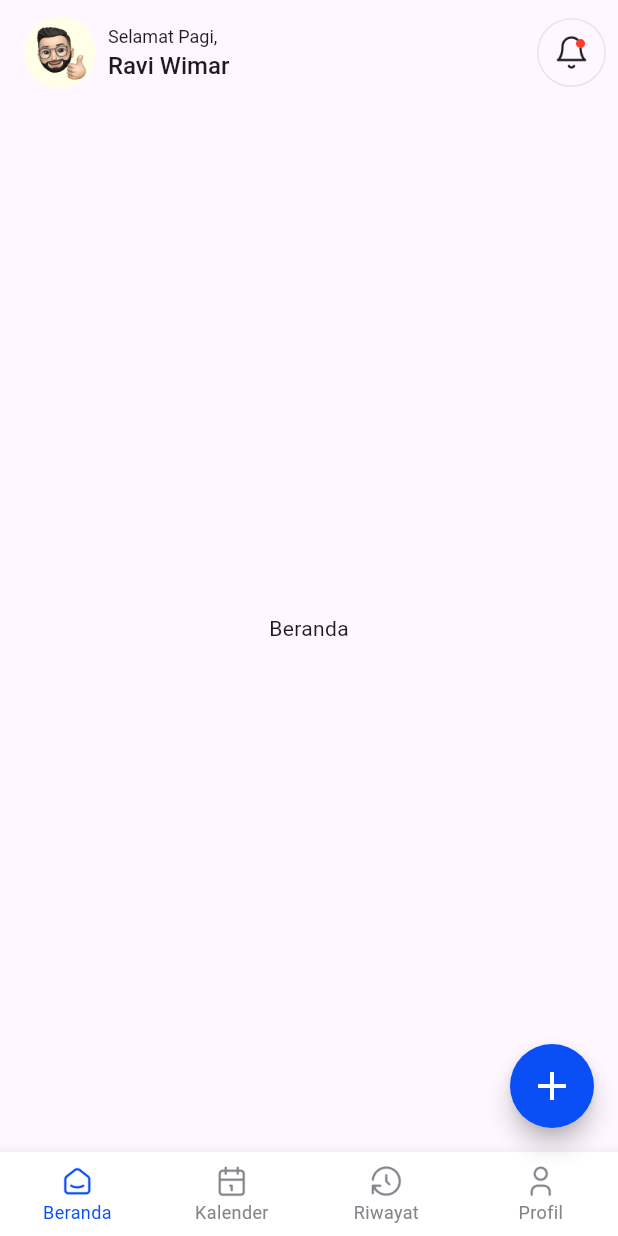
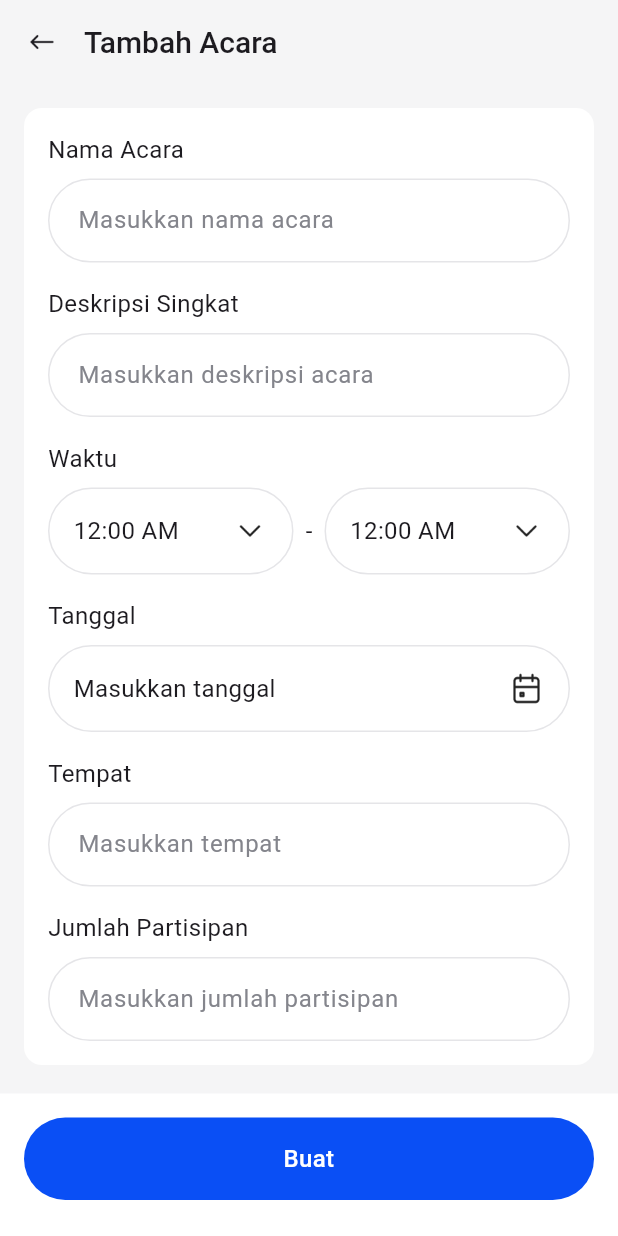
Before and after one commit to ChamillatulLuqianaAgustin/face_count, a Flutter app: the screen it shows after launch, after a tap on the "add" icon, on a phone screen of 412 x 824 dp. Run offline on Flutter 3.47's test engine with Material 3 defaults, Android fonts, the phone set to English and light mode, and no system bars; Roboto replaces fonts that are missing (SFProDisplay).

Commit message:
feat: add homepage content, add event content, event card

```diff
--- a/lib/configs/theme.dart
+++ b/lib/configs/theme.dart
@@ -1,18 +1,18 @@
 import 'package:flutter/material.dart';
 
-const regularTS = TextStyle(
+const TextStyle regularTS = TextStyle(
   fontFamily: 'SFProDisplay',
   fontWeight: FontWeight.w400,
 );
-const mediumTS = TextStyle(
+const TextStyle mediumTS = TextStyle(
   fontFamily: 'SFProDisplay',
   fontWeight: FontWeight.w500,
 );
-const semiboldTS = TextStyle(
+const TextStyle semiboldTS = TextStyle(
   fontFamily: 'SFProDisplay',
   fontWeight: FontWeight.w600,
 );
-const boldTS = TextStyle(
+const TextStyle boldTS = TextStyle(
   fontFamily: 'SFProDisplay',
   fontWeight: FontWeight.w700,
 );
--- /dev/null
+++ b/lib/features/acara/tambah_acara.dart
@@ -0,0 +1,184 @@
+import 'package:face_count/widgets/custom_button.dart';
+import 'package:flutter/material.dart';
+
+import '../../configs/theme.dart';
+import '../../widgets/custom_textfield.dart';
+import '../../widgets/dummy_textfield.dart';
+
+class TambahAcara extends StatefulWidget {
+  const TambahAcara({super.key});
+
+  @override
+  State<TambahAcara> createState() => _TambahAcaraState();
+}
+
+class _TambahAcaraState extends State<TambahAcara> {
+  final _namaAcaraController = TextEditingController();
+  final _deskripsiController = TextEditingController();
+  final _tempatController = TextEditingController();
+  final _jumlahPartisipanController = TextEditingController();
+
+  DateTime? _selectedDate;
+  TimeOfDay _startTime = const TimeOfDay(hour: 0, minute: 0);
+  TimeOfDay _endTime = const TimeOfDay(hour: 0, minute: 0);
+
+  @override
+  Widget build(BuildContext context) {
+    return Scaffold(
+      appBar: AppBar(
+        leading: IconButton(
+          icon: const ImageIcon(AssetImage('assets/icons/arrow_back.png')),
+          onPressed: () => Navigator.of(context).pop(),
+        ),
+        titleSpacing: 0,
+        title: Text(
+          'Tambah Acara',
+          style: mediumTS.copyWith(fontSize: 20),
+        ),
+      ),
+      body: ListView(
+        padding: const EdgeInsets.all(16),
+        children: [
+          Container(
+            padding: const EdgeInsets.all(16),
+            decoration: BoxDecoration(
+              borderRadius: BorderRadius.circular(12),
+              color: Colors.white,
+            ),
+            child: Column(
+              children: [
+                CustomTextField(
+                  controller: _namaAcaraController,
+                  label: 'Nama Acara',
+                  hint: 'Masukkan nama acara',
+                ),
+                const SizedBox(height: 16),
+                CustomTextField(
+                  controller: _deskripsiController,
+                  label: 'Deskripsi Singkat',
+                  hint: 'Masukkan deskripsi acara',
+                ),
+                const SizedBox(height: 16),
+                _buildTimePicker(),
+                const SizedBox(height: 16),
+                _buildDatePicker(),
+                const SizedBox(height: 16),
+                CustomTextField(
+                  controller: _tempatController,
+                  label: 'Tempat',
+                  hint: 'Masukkan tempat',
+                ),
+                const SizedBox(height: 16),
+                CustomTextField(
+                  controller: _jumlahPartisipanController,
+                  keyboardType: TextInputType.number,
+                  label: 'Jumlah Partisipan',
+                  hint: 'Masukkan jumlah partisipan',
+                ),
+              ],
+            ),
+          ),
+        ],
+      ),
+      bottomNavigationBar: Container(
+        padding: const EdgeInsets.fromLTRB(16, 16, 16, 24),
+        color: neutral0,
+        child: CustomButton(
+          text: 'Buat',
+          onTap: () {},
+        ),
+      ),
+    );
+  }
+
+  Widget _buildTimePicker() {
+    return Column(
+      crossAxisAlignment: CrossAxisAlignment.start,
+      children: [
+        Text(
+          'Waktu',
+          style: regularTS.copyWith(fontSize: 16),
+        ),
+        const SizedBox(height: 8),
+        Row(
+          children: [
+            Expanded(
+              child: DummyTextField(
+                hint: _startTime.format(context),
+                onTap: () => _selectTime(context, isStart: true),
+                suffixIcon: const ImageIcon(
+                  AssetImage('assets/icons/arrow_down.png'),
+                  size: 24,
+                ),
+              ),
+            ),
+            const SizedBox(width: 8),
+            Text(
+              '-',
+              style: regularTS.copyWith(fontSize: 16),
+            ),
+            const SizedBox(width: 8),
+            Expanded(
+              child: DummyTextField(
+                hint: _endTime.format(context),
+                onTap: () => _selectTime(context, isStart: false),
+                suffixIcon: const ImageIcon(
+                  AssetImage('assets/icons/arrow_down.png'),
+                  size: 24,
+                ),
+              ),
+            ),
+          ],
+        )
+      ],
+    );
+  }
+
+  Widget _buildDatePicker() {
+    return Column(
+      crossAxisAlignment: CrossAxisAlignment.start,
+      children: [
+        Text(
+          'Tanggal',
+          style: regularTS.copyWith(fontSize: 16),
+        ),
+        const SizedBox(height: 8),
+        DummyTextField(
+          hint: _selectedDate == null
+              ? 'Masukkan tanggal'
+              : '${_selectedDate!.day.toString().padLeft(2, '0')}/${_selectedDate!.month.toString().padLeft(2, '0')}/${_selectedDate!.year}',
+          onTap: () => _selectDate(context),
+          suffixIcon: const ImageIcon(
+            AssetImage('assets/icons/calendar_picker.png'),
+            size: 24,
+          ),
+        ),
+      ],
+    );
+  }
+
+  Future<void> _selectTime(
+    BuildContext context, {
+    required bool isStart,
+  }) async {
+    final TimeOfDay? picked = await showTimePicker(
+      context: context,
+      initialTime: isStart ? _startTime : _endTime,
+    );
+    if (picked != null) {
+      setState(() => isStart ? _startTime = picked : _endTime = picked);
+    }
+  }
+
+  Future<void> _selectDate(BuildContext context) async {
+    final DateTime? picked = await showDatePicker(
+      context: context,
+      initialDate: _selectedDate ?? DateTime.now(),
+      firstDate: DateTime.now(),
+      lastDate: DateTime(2101),
+    );
+    if (picked != null && picked != _selectedDate) {
+      setState(() => _selectedDate = picked);
+    }
+  }
+}
--- a/lib/features/beranda/beranda_page.dart
+++ b/lib/features/beranda/beranda_page.dart
@@ -1,14 +1,123 @@
+import 'package:face_count/configs/theme.dart';
 import 'package:flutter/material.dart';
+
+import 'widgets/acara_beranda_card.dart';
 
 class BerandaPage extends StatelessWidget {
   const BerandaPage({super.key});
 
   @override
   Widget build(BuildContext context) {
-    return const Scaffold(
-      body: Center(
-        child: Text('Beranda'),
+    final isEventEmpty = false;
+
+    return Scaffold(
+      // Appbar
+      appBar: AppBar(
+        toolbarHeight: 80,
+        title: Row(
+          children: [
+            // Avatar
+            const CircleAvatar(
+              radius: 24,
+              backgroundColor: yellow50,
+              backgroundImage: AssetImage('assets/images/memoji.png'),
+            ),
+
+            const SizedBox(width: 8),
+
+            // Fill remaining space
+            Expanded(
+              child: Column(
+                crossAxisAlignment: CrossAxisAlignment.start,
+                children: [
+                  Text(
+                    'Selamat Pagi,',
+                    style: regularTS.copyWith(fontSize: 12),
+                  ),
+                  const SizedBox(height: 2),
+                  Text(
+                    'Ravi Wimar',
+                    style: mediumTS.copyWith(fontSize: 16),
+
+                    // Max Line of Name is 1, if overflow then make it "Ravi Wimar..."
+                    maxLines: 1,
+                    overflow: TextOverflow.ellipsis,
+                  ),
+                ],
+              ),
+            ),
+          ],
+        ),
+
+        // Notification Button
+        actions: [
+          Container(
+            margin: const EdgeInsets.only(right: 8),
+            padding: const EdgeInsets.all(10),
+            decoration: BoxDecoration(
+              shape: BoxShape.circle,
+              border: Border.all(color: neutral100),
+            ),
+            child: Image.asset(
+              'assets/icons/notification_active.png',
+              width: 24,
+            ),
+          ),
+        ],
       ),
+      body: isEventEmpty
+          ? Center(
+              child: Column(
+                mainAxisAlignment: MainAxisAlignment.center,
+                children: [
+                  Image.asset('assets/images/no_event.png'),
+                  Text(
+                    'Belum ada event yang tercatat.',
+                    style: mediumTS.copyWith(fontSize: 20),
+                  ),
+                  const Text(
+                    'Tambahkan event pertama kamu sekarang!',
+                    style: regularTS,
+                  )
+                ],
+              ),
+            )
+          : ListView(
+              padding: const EdgeInsets.all(16),
+              children: [
+                Text(
+                  'Acara Hari Ini',
+                  style: regularTS.copyWith(fontSize: 18),
+                ),
+                const SizedBox(height: 8),
+                AcaraBerandaCard(
+                  leftColor: purple950,
+                  rightColor: purpleBase,
+                  title: 'Seminar Nasional',
+                  status: 'Berlangsung',
+                  time: '08.00 - 12.00',
+                  place: 'Auditorium Lt. 8',
+                ),
+                const SizedBox(height: 8),
+                AcaraBerandaCard(
+                  leftColor: red950,
+                  rightColor: redBase,
+                  title: 'Kuliah Tamu',
+                  status: 'Berlangsung',
+                  time: '08.00 - 12.00',
+                  place: 'Auditorium Lt. 8',
+                ),
+                const SizedBox(height: 8),
+                AcaraBerandaCard(
+                  leftColor: primary950,
+                  rightColor: primaryBase,
+                  title: 'Workshop',
+                  status: 'Berlangsung',
+                  time: '08.00 - 12.00',
+                  place: 'Auditorium Lt. 8',
+                ),
+              ],
+            ),
     );
   }
 }
--- /dev/null
+++ b/lib/features/beranda/widgets/acara_beranda_card.dart
@@ -0,0 +1,114 @@
+import 'package:flutter/material.dart';
+
+import '../../../configs/theme.dart';
+
+class AcaraBerandaCard extends StatelessWidget {
+  final Color leftColor;
+  final Color rightColor;
+  final String title;
+  final String status;
+  final String time;
+  final String place;
+
+  const AcaraBerandaCard({
+    super.key,
+    required this.leftColor,
+    required this.rightColor,
+    required this.title,
+    required this.status,
+    required this.time,
+    required this.place,
+  });
+
+  @override
+  Widget build(BuildContext context) {
+    return Container(
+      width: double.infinity,
+      decoration: BoxDecoration(
+        borderRadius: BorderRadius.circular(14),
+        gradient: LinearGradient(
+          colors: [leftColor, rightColor],
+        ),
+      ),
+      child: Row(
+        crossAxisAlignment: CrossAxisAlignment.start,
+        children: [
+          Padding(
+            padding: const EdgeInsets.all(16),
+            child: Column(
+              crossAxisAlignment: CrossAxisAlignment.start,
+              children: [
+                Text(
+                  title,
+                  style: regularTS.copyWith(
+                    fontSize: 24,
+                    color: neutral0,
+                  ),
+                ),
+                const SizedBox(height: 4),
+                Container(
+                  padding: const EdgeInsets.symmetric(
+                    horizontal: 8,
+                    vertical: 4,
+                  ),
+                  decoration: BoxDecoration(
+                    borderRadius: BorderRadius.circular(100),
+                    border: Border.all(color: neutral100),
+                  ),
+                  child: Text(
+                    status,
+                    style: regularTS.copyWith(
+                      fontSize: 10,
+                      color: neutral100,
+                    ),
+                  ),
+                ),
+                const SizedBox(height: 20),
+                Row(
+                  children: [
+                    const ImageIcon(
+                      AssetImage('assets/icons/time.png'),
+                      size: 16,
+                      color: neutral100,
+                    ),
+                    const SizedBox(width: 2),
+                    Text(
+                      time,
+                      style: regularTS.copyWith(
+                        fontSize: 12,
+                        color: neutral100,
+                      ),
+                    )
+                  ],
+                ),
+                const SizedBox(height: 4),
+                Row(
+                  children: [
+                    const ImageIcon(
+                      AssetImage('assets/icons/place.png'),
+                      size: 16,
+                      color: neutral100,
+                    ),
+                    const SizedBox(width: 2),
+                    Text(
+                      place,
+                      style: regularTS.copyWith(
+                        fontSize: 12,
+                        color: neutral100,
+                      ),
+                    )
+                  ],
+                )
+              ],
+            ),
+          ),
+          const Spacer(),
+          Image.asset(
+            'assets/images/acara_card_flower.png',
+            scale: 2,
+          )
+        ],
+      ),
+    );
+  }
+}
--- a/lib/main.dart
+++ b/lib/main.dart
@@ -1,5 +1,6 @@
 import 'package:flutter/material.dart';
 
+import 'configs/theme.dart';
 import 'main_screen.dart';
 
 void main() {
@@ -14,6 +15,8 @@ class MyApp extends StatelessWidget {
     return MaterialApp(
       title: 'Gender Detect',
       theme: ThemeData(
+        appBarTheme: const AppBarTheme(color: Colors.transparent),
+        scaffoldBackgroundColor: neutral50,
         primarySwatch: Colors.blue,
         fontFamily: 'SFProDisplay',
       ),
--- a/lib/main_screen.dart
+++ b/lib/main_screen.dart
@@ -1,6 +1,7 @@
 import 'package:face_count/configs/theme.dart';
 import 'package:flutter/material.dart';
 
+import 'features/acara/tambah_acara.dart';
 import 'features/beranda/beranda_page.dart';
 import 'features/kalender/kalender_page.dart';
 import 'features/profil/profil_page.dart';
@@ -16,6 +17,7 @@ class MainScreen extends StatefulWidget {
 class _MainScreenState extends State<MainScreen> {
   int _currentIndex = 0;
 
+  // List of Navbar Pages
   final List<Widget> _pages = [
     const BerandaPage(),
     const KalenderPage(),
@@ -26,61 +28,6 @@ class _MainScreenState extends State<MainScreen> {
   @override
   Widget build(BuildContext context) {
     return Scaffold(
-      // Appbar
-      appBar: AppBar(
-        toolbarHeight: 70,
-        title: Row(
-          children: [
-            // Avatar
-            const CircleAvatar(
-              radius: 24,
-              backgroundColor: yellow50,
-              backgroundImage: AssetImage('assets/images/memoji.png'),
-            ),
-
-            const SizedBox(width: 8),
-
-            // Fill remaining space
-            Expanded(
-              child: Column(
-                crossAxisAlignment: CrossAxisAlignment.start,
-                children: [
-                  Text(
-                    'Selamat Pagi,',
-                    style: regularTS.copyWith(fontSize: 12),
-                  ),
-                  const SizedBox(height: 2),
-                  Text(
-                    'Ravi Wimar',
-                    style: mediumTS.copyWith(fontSize: 16),
-
-                    // Max Line of Name is 1, if overflow then make it "Ravi Wimar..."
-                    maxLines: 1,
-                    overflow: TextOverflow.ellipsis,
-                  ),
-                ],
-              ),
-            ),
-          ],
-        ),
-
-        // Notification Button
-        actions: [
-          Container(
-            margin: const EdgeInsets.only(right: 8),
-            padding: const EdgeInsets.all(10),
-            decoration: BoxDecoration(
-              shape: BoxShape.circle,
-              border: Border.all(color: neutral100),
-            ),
-            child: Image.asset(
-              'assets/icons/notification_active.png',
-              width: 24,
-            ),
-          ),
-        ],
-      ),
-
       // Body (based on Selected Pages)
       body: _pages[_currentIndex],
 
@@ -88,7 +35,8 @@ class _MainScreenState extends State<MainScreen> {
       floatingActionButtonLocation: FloatingActionButtonLocation.endFloat,
       floatingActionButton: _currentIndex == 0 || _currentIndex == 1
           ? FloatingActionButton(
-              onPressed: () {},
+              onPressed: () => Navigator.of(context).push(
+                  MaterialPageRoute(builder: (context) => const TambahAcara())),
               backgroundColor: primaryBase,
               shape: const CircleBorder(),
               child: const Icon(
--- /dev/null
+++ b/lib/widgets/custom_button.dart
@@ -0,0 +1,32 @@
+import 'package:flutter/material.dart';
+
+import '../configs/theme.dart';
+
+class CustomButton extends StatelessWidget {
+  final String text;
+  final VoidCallback? onTap;
+  const CustomButton({
+    super.key,
+    required this.text,
+    this.onTap,
+  });
+
+  @override
+  Widget build(BuildContext context) {
+    return InkWell(
+      onTap: onTap,
+      child: Container(
+        padding: const EdgeInsets.symmetric(horizontal: 24, vertical: 16),
+        decoration: BoxDecoration(
+          color: primaryBase,
+          borderRadius: BorderRadius.circular(100),
+        ),
+        child: Text(
+          text,
+          style: mediumTS.copyWith(fontSize: 16, color: neutral0),
+          textAlign: TextAlign.center,
+        ),
+      ),
+    );
+  }
+}
--- /dev/null
+++ b/lib/widgets/custom_textfield.dart
@@ -0,0 +1,48 @@
+import 'package:flutter/material.dart';
+
+import '../configs/theme.dart';
+
+class CustomTextField extends StatelessWidget {
+  final TextEditingController controller;
+  final TextInputType? keyboardType;
+  final String label;
+  final String hint;
+  const CustomTextField({
+    super.key,
+    required this.controller,
+    this.keyboardType = TextInputType.text,
+    required this.label,
+    required this.hint,
+  });
+
+  @override
+  Widget build(BuildContext context) {
+    return Column(
+      crossAxisAlignment: CrossAxisAlignment.start,
+      children: [
+        Text(
+          label,
+          style: regularTS.copyWith(fontSize: 16),
+        ),
+        const SizedBox(height: 8),
+        TextField(
+          controller: controller,
+          keyboardType: keyboardType,
+          decoration: InputDecoration(
+            hintText: hint,
+            hintStyle: regularTS.copyWith(fontSize: 16, color: neutral400),
+            border: OutlineInputBorder(
+              borderRadius: BorderRadius.circular(100),
+              borderSide: const BorderSide(color: neutral100),
+            ),
+            enabledBorder: OutlineInputBorder(
+              borderRadius: BorderRadius.circular(100),
+              borderSide: const BorderSide(color: neutral100),
+            ),
+            contentPadding: const EdgeInsets.all(16),
+          ),
+        ),
+      ],
+    );
+  }
+}
--- /dev/null
+++ b/lib/widgets/dummy_textfield.dart
@@ -0,0 +1,46 @@
+import 'package:flutter/material.dart';
+
+import '../configs/theme.dart';
+
+class DummyTextField extends StatelessWidget {
+  final String hint;
+  final VoidCallback? onTap;
+  final Widget? suffixIcon;
+  const DummyTextField({
+    super.key,
+    required this.hint,
+    this.onTap,
+    this.suffixIcon,
+  });
+
+  @override
+  Widget build(BuildContext context) {
+    return GestureDetector(
+      onTap: onTap,
+      child: Container(
+        padding: const EdgeInsets.all(16),
+        decoration: BoxDecoration(
+          borderRadius: BorderRadius.circular(100),
+          border: Border.all(color: neutral100),
+        ),
+        child: Row(
+          children: [
+            Expanded(
+              child: Text(
+                hint,
+                style: regularTS.copyWith(fontSize: 16),
+              ),
+            ),
+            if (suffixIcon != null)
+              Row(
+                children: [
+                  const SizedBox(width: 16),
+                  suffixIcon!,
+                ],
+              ),
+          ],
+        ),
+      ),
+    );
+  }
+}
--- a/pubspec.yaml
+++ b/pubspec.yaml
@@ -33,6 +33,7 @@ dependencies:
 
   # The following adds the Cupertino Icons font to your application.
   # Use with the CupertinoIcons class for iOS style icons.
+  intl: ^0.18.0
   cupertino_icons: ^1.0.8
 
 dev_dependencies:
```
Also changed, not shown: assets/icons/arrow_back.png (added), assets/icons/arrow_down.png (added), assets/icons/calendar_picker.png (added), assets/icons/place.png (added), assets/icons/time.png (added), assets/images/acara_card_flower.png (added), assets/images/no_event.png (added), pubspec.lock.
